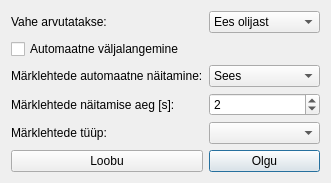
Above: src/Seaded.ui from ymeramees/qfinaal before the change. Below: the same form after it.
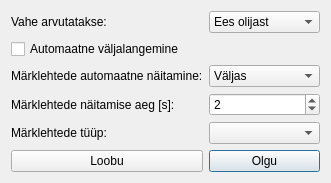
That is the form after the change.

Commit message: Bugfix for option to switch off automatic target showing/hiding

Patch:
```diff
--- a/src/Seaded.ui
+++ b/src/Seaded.ui
@@ -94,6 +94,9 @@
    </item>
    <item row="2" column="1">
     <widget class="QComboBox" name="marklehtedeVahetamiseBox">
+     <property name="currentIndex">
+      <number>1</number>
+     </property>
      <item>
       <property name="text">
        <string>Sees</string>
```
The commit also changes 1 other file.
